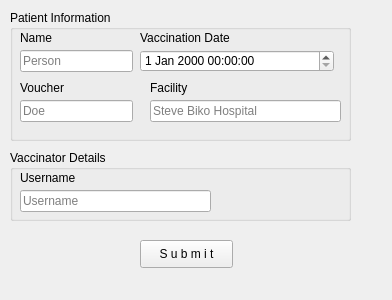
The window that Src/View/HealthCareWorkerVaccinationPage.ui (MufaroMufandaidza/EVDS) describes before a commit, drawn with Qt 5.
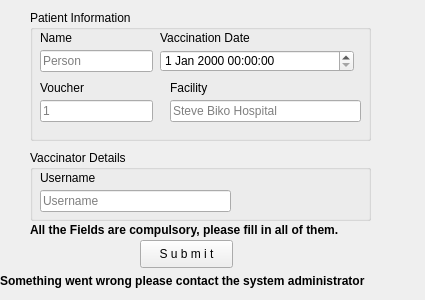
The same window after the commit.

The edit to the form file:
```diff
--- a/Src/View/HealthCareWorkerVaccinationPage.ui
+++ b/Src/View/HealthCareWorkerVaccinationPage.ui
@@ -6,7 +6,7 @@
    <rect>
     <x>0</x>
     <y>0</y>
-    <width>392</width>
+    <width>425</width>
     <height>300</height>
    </rect>
   </property>
@@ -16,7 +16,7 @@
   <widget class="QGroupBox" name="groupBox">
    <property name="geometry">
     <rect>
-     <x>10</x>
+     <x>30</x>
      <y>10</y>
      <width>341</width>
      <height>131</height>
@@ -80,7 +80,7 @@
      </rect>
     </property>
     <property name="placeholderText">
-     <string>Doe</string>
+     <string>1</string>
     </property>
    </widget>
    <widget class="QDateTimeEdit" name="dt_vaxdatevax">
@@ -136,7 +136,7 @@
   <widget class="QGroupBox" name="groupBox_2">
    <property name="geometry">
     <rect>
-     <x>10</x>
+     <x>30</x>
      <y>150</y>
      <width>341</width>
      <height>71</height>
@@ -188,6 +188,44 @@
     <string>S u b m i t</string>
    </property>
   </widget>
+  <widget class="QLabel" name="lb_vaxSubErr">
+   <property name="geometry">
+    <rect>
+     <x>0</x>
+     <y>270</y>
+     <width>421</width>
+     <height>21</height>
+    </rect>
+   </property>
+   <property name="font">
+    <font>
+     <weight>75</weight>
+     <bold>true</bold>
+    </font>
+   </property>
+   <property name="text">
+    <string>Something went wrong please contact the system administrator</string>
+   </property>
+  </widget>
+  <widget class="QLabel" name="lb_hcwvaxmissingnfo">
+   <property name="geometry">
+    <rect>
+     <x>30</x>
+     <y>220</y>
+     <width>361</width>
+     <height>20</height>
+    </rect>
+   </property>
+   <property name="font">
+    <font>
+     <weight>75</weight>
+     <bold>true</bold>
+    </font>
+   </property>
+   <property name="text">
+    <string>All the Fields are compulsory, please fill in all of them.</string>
+   </property>
+  </widget>
  </widget>
  <resources/>
  <connections/>
```
